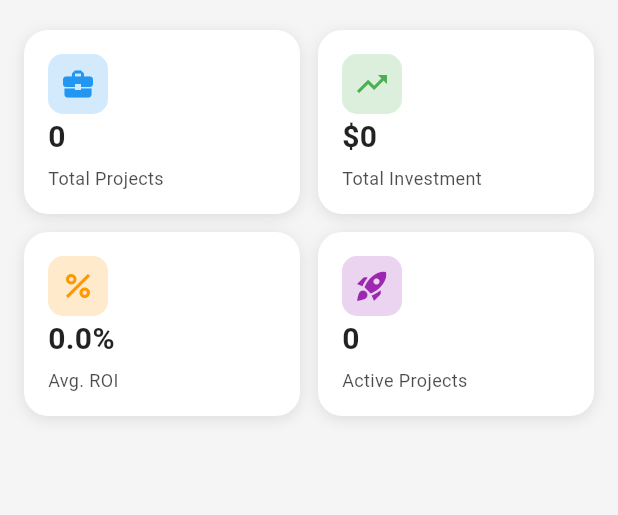
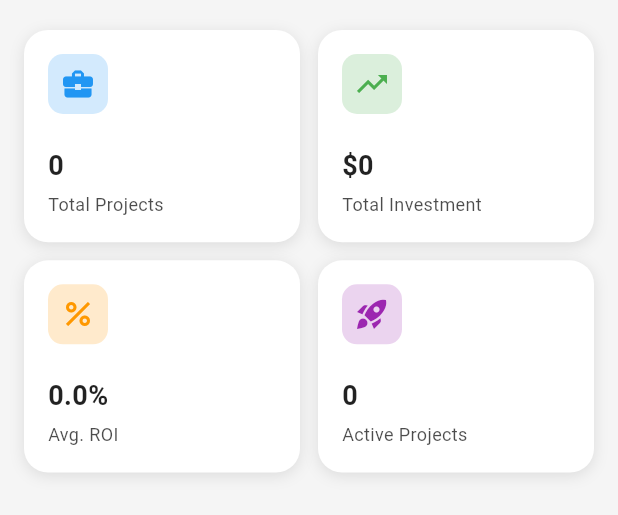
Before and after one commit to Mahmoud123Rashad/Shark-Stage, a Flutter app: the StatsSection widget shown alone on an empty page, opened directly with empty values, on a phone screen of 412 x 824 dp. Shown: the top 515 px of the screen. Run offline on Flutter 3.47's test engine with Material 3 defaults, Android fonts, the phone set to English and light mode, and no system bars; our stand-ins replace firebase_core, fl_chart, google_sign_in, image_picker, shared_preferences, socket_io_client; accounts and stored records are empty; network calls fail; Roboto replaces fonts that are missing (Poppins).

Commit message:
Adjust layout parameters in StatsSection widget
- Updated childAspectRatio from 1.5 to 1.3 for improved grid layout.
- Reduced fontSize in _StatCard from 20 to 18 for better text scaling.

```diff
--- a/lib/widgets/home/stats_section.dart
+++ b/lib/widgets/home/stats_section.dart
@@ -63,7 +63,7 @@ class StatsSection extends StatelessWidget {
         physics: const NeverScrollableScrollPhysics(),
         gridDelegate: const SliverGridDelegateWithFixedCrossAxisCount(
           crossAxisCount: 2,
-          childAspectRatio: 1.5,
+          childAspectRatio: 1.3,
           crossAxisSpacing: 12,
           mainAxisSpacing: 12,
         ),
@@ -144,7 +144,7 @@ class _StatCard extends StatelessWidget {
             Text(
               stat.value,
               style: TextStyle(
-                fontSize: 20,
+                fontSize: 18,
                 fontWeight: FontWeight.bold,
                 color: theme.colorScheme.onSurface,
               ),
```
Also changed, not shown: 1 other file.
